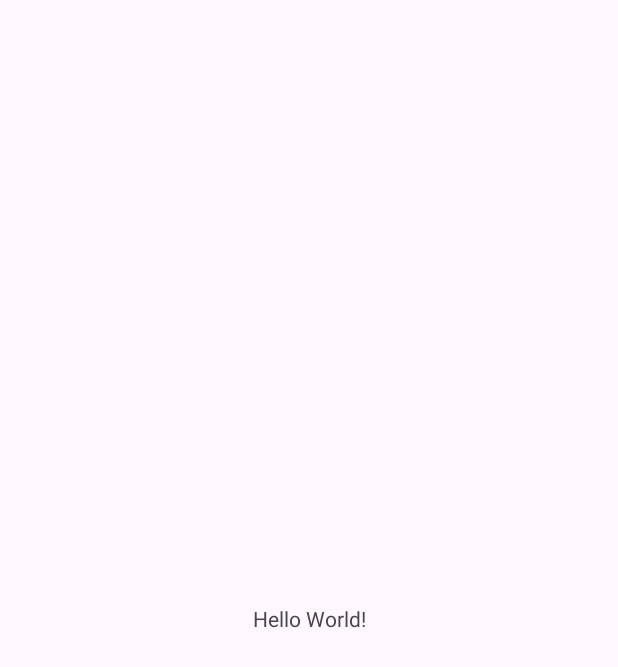
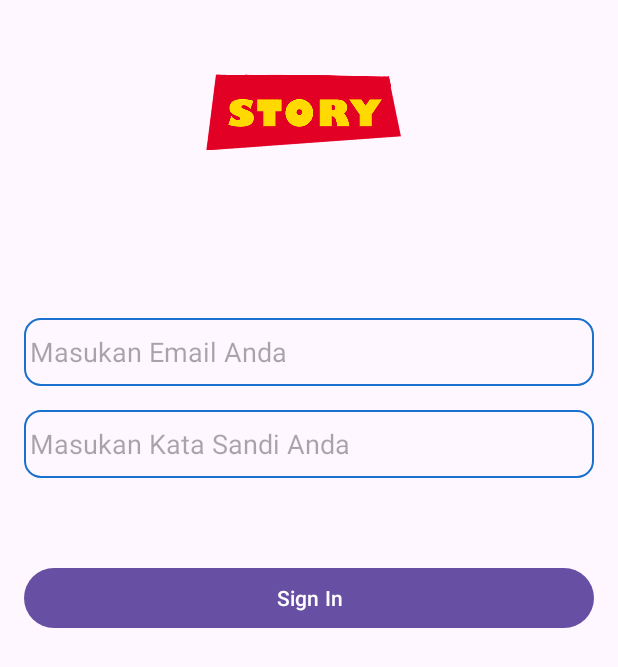
Before and after one commit to Bintaaaa/StoryAppDicoding, an Android app: the screen it shows after launch (MainActivity before the commit, SignInActivity after it), on a phone screen of 412 x 824 dp. Before the commit the part shown is almost empty. Shown: the top 667 px of the screen. Run offline under Robolectric (Android 15) with nearby library versions, the phone set to English and light mode, and no system bars; 2 statements that could not run were skipped.

Commit message:
feat: change the custom text editing and add login screen

```diff
--- a/app/src/main/AndroidManifest.xml
+++ b/app/src/main/AndroidManifest.xml
@@ -13,7 +13,7 @@
         android:theme="@style/Theme.StoryAppDicoding"
         tools:targetApi="31">
         <activity
-            android:name=".ui.MainActivity"
+            android:name=".ui.SignInActivity"
             android:exported="false" />
         <activity
             android:name=".ui.Splash"
--- a/app/src/main/java/com/bintaaaa/storyappdicoding/ui/MainActivity.kt
+++ /dev/null
@@ -1,16 +0,0 @@
-package com.bintaaaa.storyappdicoding.ui
-
-import android.os.Bundle
-import androidx.activity.enableEdgeToEdge
-import androidx.appcompat.app.AppCompatActivity
-import com.bintaaaa.storyappdicoding.databinding.ActivityMainBinding
-
-class MainActivity : AppCompatActivity() {
-    private lateinit var binding: ActivityMainBinding
-    override fun onCreate(savedInstanceState: Bundle?) {
-        super.onCreate(savedInstanceState)
-        enableEdgeToEdge()
-        binding = ActivityMainBinding.inflate(layoutInflater)
-        setContentView(binding.root)
-    }
-}
--- /dev/null
+++ b/app/src/main/java/com/bintaaaa/storyappdicoding/ui/SignInActivity.kt
@@ -0,0 +1,21 @@
+package com.bintaaaa.storyappdicoding.ui
+
+import android.os.Bundle
+import androidx.activity.enableEdgeToEdge
+import androidx.appcompat.app.AppCompatActivity
+import androidx.core.view.ViewCompat
+import androidx.core.view.WindowInsetsCompat
+import com.bintaaaa.storyappdicoding.R
+
+class SignInActivity : AppCompatActivity() {
+    override fun onCreate(savedInstanceState: Bundle?) {
+        super.onCreate(savedInstanceState)
+        enableEdgeToEdge()
+        setContentView(R.layout.activity_sign_in)
+        ViewCompat.setOnApplyWindowInsetsListener(findViewById(R.id.main)) { v, insets ->
+            val systemBars = insets.getInsets(WindowInsetsCompat.Type.systemBars())
+            v.setPadding(systemBars.left, systemBars.top, systemBars.right, systemBars.bottom)
+            insets
+        }
+    }
+}
--- a/app/src/main/java/com/bintaaaa/storyappdicoding/ui/Splash.kt
+++ b/app/src/main/java/com/bintaaaa/storyappdicoding/ui/Splash.kt
@@ -19,7 +19,7 @@ class Splash : AppCompatActivity() {
         binding = ActivitySplashBinding.inflate(layoutInflater)
         setContentView(binding.root)
         Handler(Looper.getMainLooper()).postDelayed({
-            val intent = Intent(this@Splash, MainActivity::class.java)
+            val intent = Intent(this@Splash, SignInActivity::class.java)
             startActivity(intent)
             finish()
         },2000)
--- a/app/src/main/res/layout/activity_main.xml
+++ /dev/null
@@ -1,19 +0,0 @@
-<?xml version="1.0" encoding="utf-8"?>
-<androidx.constraintlayout.widget.ConstraintLayout xmlns:android="http://schemas.android.com/apk/res/android"
-    xmlns:app="http://schemas.android.com/apk/res-auto"
-    xmlns:tools="http://schemas.android.com/tools"
-    android:id="@+id/main"
-    android:layout_width="match_parent"
-    android:layout_height="match_parent"
-    tools:context=".ui.MainActivity">
-
-    <TextView
-        android:layout_width="wrap_content"
-        android:layout_height="wrap_content"
-        android:text="Hello World!"
-        app:layout_constraintBottom_toBottomOf="parent"
-        app:layout_constraintEnd_toEndOf="parent"
-        app:layout_constraintStart_toStartOf="parent"
-        app:layout_constraintTop_toTopOf="parent" />
-
-</androidx.constraintlayout.widget.ConstraintLayout>
--- /dev/null
+++ b/app/src/main/res/layout/activity_sign_in.xml
@@ -0,0 +1,64 @@
+<?xml version="1.0" encoding="utf-8"?>
+<androidx.constraintlayout.widget.ConstraintLayout xmlns:android="http://schemas.android.com/apk/res/android"
+    xmlns:app="http://schemas.android.com/apk/res-auto"
+    xmlns:tools="http://schemas.android.com/tools"
+    android:id="@+id/main"
+    android:layout_width="match_parent"
+    android:layout_height="match_parent"
+    tools:context=".ui.SignInActivity">
+
+
+    <ImageView
+        android:id="@+id/imageView"
+        android:layout_width="300dp"
+        android:layout_height="100dp"
+        app:layout_constraintEnd_toEndOf="parent"
+        app:layout_constraintHorizontal_bias="0.5"
+        app:layout_constraintStart_toStartOf="parent"
+        app:layout_constraintTop_toTopOf="parent"
+        app:srcCompat="@drawable/logo_story" />
+
+
+    <com.bintaaaa.storyappdicoding.common.customWidget.TextEditingPassword
+        android:id="@+id/textEditingPassword3"
+        android:layout_width="match_parent"
+        android:layout_height="wrap_content"
+        android:layout_marginStart="16dp"
+        android:layout_marginTop="112dp"
+        android:layout_marginEnd="16dp"
+        android:hint="@string/email_placeholder"
+        android:inputType="text"
+        app:layout_constraintEnd_toEndOf="parent"
+        app:layout_constraintEnd_toStartOf="@+id/et_password"
+        app:layout_constraintHorizontal_bias="0.0"
+        app:layout_constraintStart_toStartOf="parent"
+        app:layout_constraintTop_toBottomOf="@+id/imageView" />
+
+    <com.bintaaaa.storyappdicoding.common.customWidget.TextEditingPassword
+        android:id="@+id/et_password"
+        android:layout_width="match_parent"
+        android:layout_height="wrap_content"
+        android:layout_marginStart="16dp"
+        android:layout_marginTop="16dp"
+        android:layout_marginEnd="16dp"
+        android:hint="@string/password_placeholder"
+        android:inputType="textPassword"
+        app:layout_constraintEnd_toEndOf="parent"
+        app:layout_constraintHorizontal_bias="0.5"
+        app:layout_constraintStart_toEndOf="@+id/textEditingPassword3"
+        app:layout_constraintStart_toStartOf="parent"
+        app:layout_constraintTop_toBottomOf="@+id/textEditingPassword3" />
+
+    <Button
+        android:id="@+id/btn_sign_in"
+        android:layout_width="match_parent"
+        android:layout_height="wrap_content"
+        android:layout_marginStart="16dp"
+        android:layout_marginTop="56dp"
+        android:layout_marginEnd="16dp"
+        android:text="Sign In"
+        app:layout_constraintEnd_toEndOf="parent"
+        app:layout_constraintStart_toStartOf="parent"
+        app:layout_constraintTop_toBottomOf="@+id/et_password" />
+
+</androidx.constraintlayout.widget.ConstraintLayout>
--- a/app/src/main/res/values/colors.xml
+++ b/app/src/main/res/values/colors.xml
@@ -3,4 +3,5 @@
     <color name="black">#FF000000</color>
     <color name="white">#FFFFFFFF</color>
     <color name="blue">#112A45</color>
+    <color name="softBlue">#1970CD</color>
 </resources>
--- a/app/src/main/res/values/strings.xml
+++ b/app/src/main/res/values/strings.xml
@@ -1,3 +1,5 @@
 <resources>
     <string name="app_name">Story App Dicoding</string>
+    <string name="email_placeholder">Masukan Email Anda</string>
+    <string name="password_placeholder">Masukan Kata Sandi Anda</string>
 </resources>
```
Also changed, not shown: app/src/main/java/com/bintaaaa/storyappdicoding/common/customWidget/TextEditingPassword.kt (+11 -7 lines), app/src/main/res/layout-v28/activity_splash_screen.xml (deleted, +0 -28 lines), app/src/main/res/layout/activity_splash_screen.xml (deleted, +0 -28 lines), app/src/main/res/drawable/logo_story.png (added).
